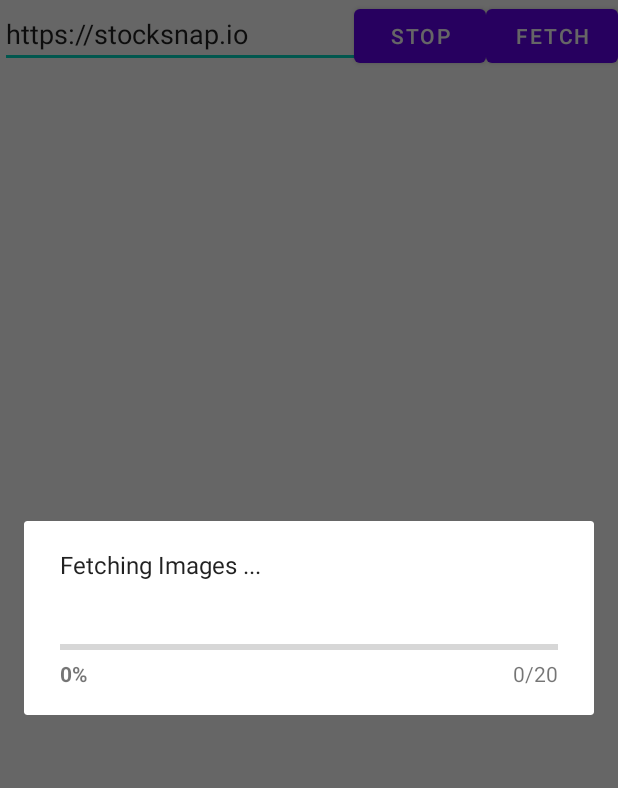
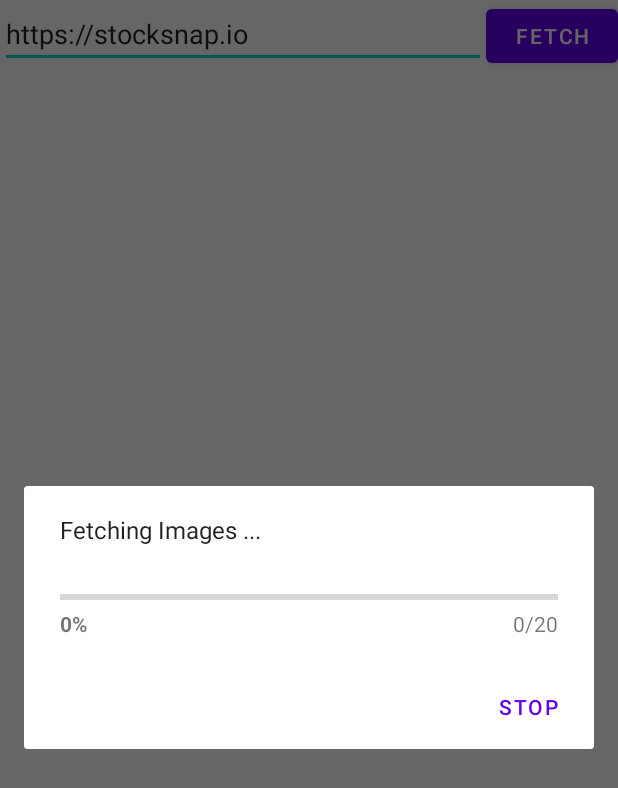
Before and after one commit to EmmanuelSoon/AndroidCA, an Android app: the MainActivity screen opened directly, with no data from a screen before it, after a tap on "FETCH", on a phone screen of 412 x 824 dp. Shown: the top 788 px of the screen. Run offline under Robolectric (Android 15) with nearby library versions, the phone set to English and light mode, and no system bars; 3 statements that could not run were skipped.

Commit message:
Stop button on progressDialog

```diff
--- a/app/src/main/java/nus/iss/androidca/MainActivity.java
+++ b/app/src/main/java/nus/iss/androidca/MainActivity.java
@@ -7,6 +7,7 @@ import androidx.appcompat.app.AppCompatActivity;
 
 import android.app.ProgressDialog;
 import android.content.Context;
+import android.content.DialogInterface;
 import android.content.Intent;
 import android.graphics.Bitmap;
 import android.graphics.BitmapFactory;
@@ -99,8 +100,6 @@ public class MainActivity extends AppCompatActivity {
             runFetch(view);
         }));
 
-        Button stop = findViewById(R.id.btnStop);
-        stop.setOnClickListener((view -> runStop()));
 
         start = findViewById(R.id.start_btn);
         start.setVisibility(View.GONE);
@@ -275,6 +274,15 @@ public class MainActivity extends AppCompatActivity {
         progressBar.setProgressStyle(ProgressDialog.STYLE_HORIZONTAL);
         progressBar.setProgress(0);
         progressBar.setMax(20);
+
+        progressBar.setButton(DialogInterface.BUTTON_NEGATIVE,
+                "Stop",
+                new DialogInterface.OnClickListener() {
+                    @Override
+                    public void onClick(DialogInterface dialog, int which) {
+                        runStop();
+                    }
+                });
         progressBar.show();
 
         //reset progress bar and filesize status
--- a/app/src/main/res/layout/activity_main.xml
+++ b/app/src/main/res/layout/activity_main.xml
@@ -5,6 +5,7 @@
     android:layout_width="match_parent"
     android:layout_height="match_parent"
     tools:context=".MainActivity">
+
 
     <EditText
         android:id="@+id/editText"
@@ -22,19 +23,9 @@
         android:layout_width="wrap_content"
         android:layout_height="wrap_content"
         android:text="@string/fetchBtn"
-        app:layout_constraintLeft_toRightOf="@id/btnStop"
+        app:layout_constraintLeft_toRightOf="@id/editText"
         app:layout_constraintRight_toRightOf="parent"
         app:layout_constraintTop_toTopOf="parent" />
-
-    <Button
-        android:layout_width="wrap_content"
-        android:layout_height="wrap_content"
-        android:id="@+id/btnStop"
-        android:text="stop"
-        app:layout_constraintLeft_toRightOf="@id/editText"
-        app:layout_constraintRight_toLeftOf="@+id/btnFetch"
-        app:layout_constraintTop_toTopOf="parent"/>
-
 
 
     <androidx.gridlayout.widget.GridLayout
@@ -57,19 +48,7 @@
         android:text="START"
         app:layout_constraintLeft_toLeftOf="parent"
         app:layout_constraintRight_toRightOf="parent"
-        app:layout_constraintBottom_toTopOf="@id/progress_bar" />
+        app:layout_constraintBottom_toTopOf="parent" />
 
 
-    <ProgressBar
-        android:id="@+id/progress_bar"
-        style="@android:style/Widget.Material.Light.ProgressBar.Horizontal"
-        android:layout_width="0dp"
-        android:layout_height="wrap_content"
-        android:visibility="gone"
-        app:layout_constraintLeft_toLeftOf="parent"
-        app:layout_constraintRight_toRightOf="parent"
-        app:layout_constraintTop_toBottomOf="@id/grid_layout"
-        app:layout_constraintBottom_toBottomOf="parent"
-        tools:visibility="visible" />
-
 </androidx.constraintlayout.widget.ConstraintLayout>
```
